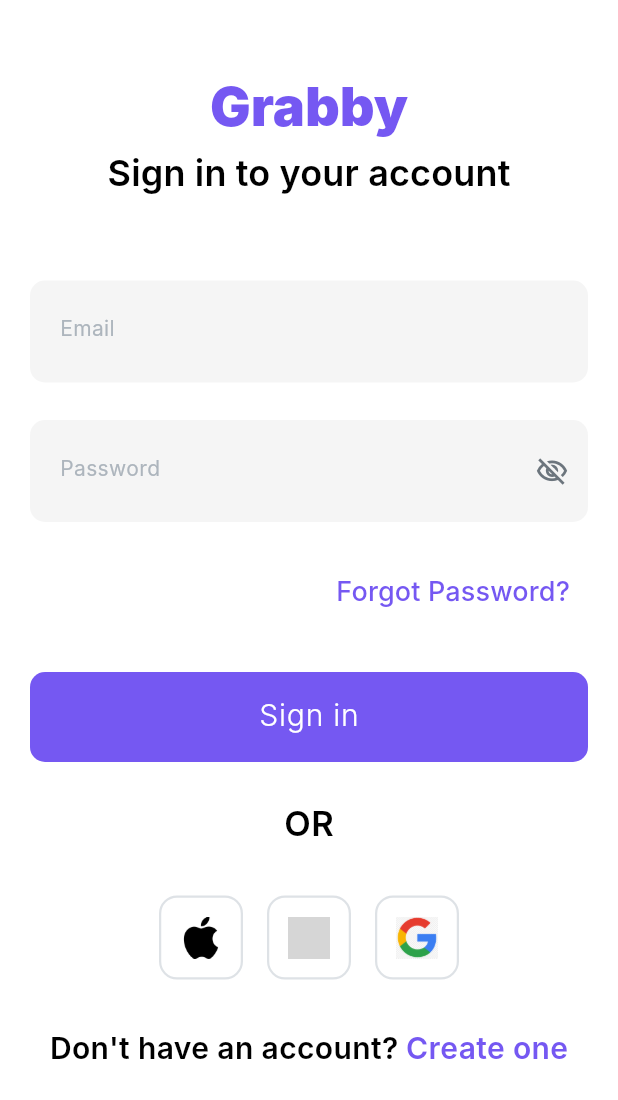
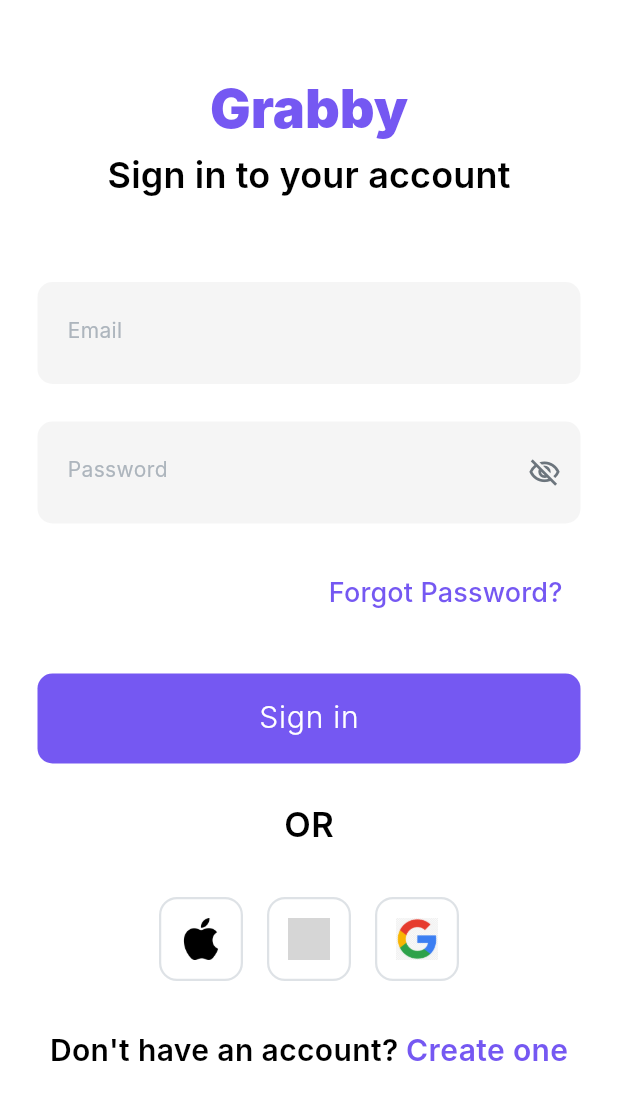
Before and after one commit to techusman-codes/Grabby, a Flutter app: the LoginScreen screen opened by its route, on a phone screen of 412 x 824 dp. Shown: the top 1100 px of the screen. Run offline on Flutter 3.47's test engine with Material 3 defaults, Android fonts, the light colour scheme and no system bars; our stand-ins replace geolocator, google_maps_flutter, permission_handler, shared_preferences; accounts and stored records are empty; Roboto replaces fonts that are missing (Inter); grey boxes are pictures that could not be loaded.

Commit message:
fix the textform field/main scerenn widget

```diff
--- a/lib/core/constant/app_images.dart
+++ b/lib/core/constant/app_images.dart
@@ -49,14 +49,15 @@
   static const String cat13 = 'assets/icons/cat13.png';
   static const String cat14 = 'assets/icons/cat14.png';
   static const String cat15 = 'assets/icons/cat15.png';
+  static const String cat16 = 'assets/icons/sport.png';
 
-  // Recommended imagess
+  // Product imagess
 
-  static const String rec1 = 'assets/icons/rect1.png';
-  static const String rec2 = 'assets/icons/rect3.png';
-  static const String rec3 = 'assets/icons/rect3.png';
-  static const String rec4 = 'assets/icons/rect4.png';
-  static const String rec5 = 'assets/icons/rect5.png';
-  static const String rec6 = 'assets/icons/rect6.png';
-  static const String rec7 = 'assets/icons/rect7.png';
+  static const String pro1 = 'assets/icons/rect1.png';
+  static const String pro2 = 'assets/icons/rect3.png';
+  static const String pro3 = 'assets/icons/rect3.png';
+  static const String pro4 = 'assets/icons/rect4.png';
+  static const String pro5 = 'assets/icons/rect5.png';
+  static const String pro6 = 'assets/icons/rect6.png';
+  static const String pro7 = 'assets/icons/rect7.png';
 }
--- a/lib/core/constant/app_string.dart
+++ b/lib/core/constant/app_string.dart
@@ -161,7 +161,7 @@
   static const String categoriesDecs6 = '519 Places';
   static const String categoriesText7 = 'Baby Products';
   static const String categoriesDecs7 = '519 Places';
-  static const String categoriesText8 = 'Sport Apparels';
+  static const String categoriesText8 = 'Sports';
   static const String categoriesDecs8 = '519 Places';
   static const String categoriesText9 = 'Food';
   static const String categoriesDecs9 = '519 Places';
@@ -169,26 +169,30 @@
   static const String categoriesDecs10 = '519 Places';
   static const String categoriesText11 = 'Computing';
   static const String categoriesDecs11 = '519 Places';
+  static const String categoriesText12 = 'Kitchen ware';
+  static const String categoriesDecs12 = '519 Places';
 
-  // Recommended Section
+  // Product Section
 
   static const String reccommendedText = 'Recomended';
-  static const String recText1 = 'Leriq Store';
-  static const String rectDes1 = 'Sony ps4 1tb Slim';
-  static const String recPrice1 = 'N185,500';
-  static const String recText2 = 'Chelse Gadgets';
-  static const String rectDes2 = 'Dell Alienware M15';
-  static const String recPrice2 = 'N1,320,000';
-  static const String recText3 = 'GL Accessories';
-  static const String rectDes3 = 'Romoss 20,000mah';
-  static const String recPrice3 = 'N12,500';
-  static const String recText4 = 'GL Accesories';
-  static const String rectDes4 = 'Samsung Galaxy A12';
-  static const String recPrice4 = 'N82, 490';
+  static const String proText1 = 'Leriq Store';
+  static const String proDes1 = 'Sony ps4 1tb Slim';
+  static const double proPrice1 = 85500;
+  static const String proText2 = 'Chelse Gadgets';
+  static const String proDes2 = 'Dell Alienware M15';
+  static const double proPrice2 = 1320000;
+  static const String proText3 = 'GL Accessories';
+  static const String proDes3 = 'Romoss 20,000mah';
+  static const double proPrice3 = 12500;
+  static const String proText4 = 'GL Accesories';
+  static const String protDes4 = 'Samsung Galaxy A12';
+  static const double proPrice4 = 82490;
 
   // Advert Text
   static const String adverText1 = 'LG 5.1 Ch.Home Theater ';
   static const String adverText2 = 'LG 5.1 Ch.Home Theater ';
   static const String adverText3 = 'LG 5.1 Ch.Home Theater ';
   static const String adverText5 = 'LG 5.1 Ch.Home Theater ';
+
+  // Restaurant Section
 }
--- a/lib/models/restaurant_model.dart
+++ b/lib/models/restaurant_model.dart
@@ -11,6 +11,7 @@
   final String? cuisineType;
   final int? deliveryTime; // in minutes
   final double? deliveryFee;
+  final double? paymentMethod;
 
   RestaurantModel({
     required this.id,
@@ -18,6 +19,7 @@
     required this.description,
     required this.image,
     required this.location,
+    required this.paymentMethod,
     this.rating = 0.0,
     this.reviewCount = 0,
     this.isOpen = true,
@@ -34,6 +36,7 @@
 
   factory RestaurantModel.fromJson(Map<String, dynamic> json) {
     return RestaurantModel(
+      paymentMethod: json['PaymentMethod'],
       id: json['id'] as String,
       name: json['name'] as String,
       description: json['description'] as String,
@@ -61,6 +64,7 @@
       'cuisineType': cuisineType,
       'deliveryTime': deliveryTime,
       'deliveryFee': deliveryFee,
+      'PaymentMethod': paymentMethod,
     };
   }
 }
--- a/lib/screens/auth/login_screen.dart
+++ b/lib/screens/auth/login_screen.dart
@@ -4,6 +4,7 @@
 import 'package:grabby_app/core/constant/app_images.dart';
 import 'package:grabby_app/core/constant/app_text_style.dart';
 import 'package:grabby_app/core/utils/validator.dart';
+import 'package:grabby_app/widgets/custom_text_field_login.dart';
 import 'package:grabby_app/services/storage_service.dart';
 
 import '../onboaring/widgets/social_login_button.dart';
@@ -113,7 +114,7 @@
       backgroundColor: Colors.white,
       body: SafeArea(
         child: SingleChildScrollView(
-          padding: const EdgeInsets.symmetric(horizontal: 20, vertical: 24),
+          padding: const EdgeInsets.all(25),
           child: Form(
             key: _formKey,
             child: Column(
@@ -134,7 +135,7 @@
                 const SizedBox(height: 60),
 
                 // Email field
-                _buildTextField(
+                CustomTextField(
                   controller: _emailController,
                   hintText: 'Email',
                   keyboardType: TextInputType.emailAddress,
@@ -144,7 +145,7 @@
                 const SizedBox(height: 25),
 
                 // Password field
-                _buildTextField(
+                CustomTextField(
                   controller: _passwordController,
 
                   isPassword: true,
@@ -311,70 +312,4 @@
       ),
     );
   }
-
-  // Build text field
-  Widget _buildTextField({
-    required TextEditingController controller,
-    required String hintText,
-    bool isPassword = false,
-    bool obscureText = false,
-    TextInputType keyboardType = TextInputType.text,
-    String? Function(String?)? validator,
-    Widget? suffixIcon,
-  }) {
-    return Column(
-      crossAxisAlignment: CrossAxisAlignment.start,
-      children: [
-        // Text Field
-        SizedBox(
-          width: double.infinity,
-          height: 68,
-          child: TextFormField(
-            controller: controller,
-            obscureText: obscureText,
-            keyboardType: keyboardType,
-            validator: validator,
-            style: TextStyle(
-              fontSize: 15,
-              color: AppColors.textPrimary,
-              height: 1.4,
-            ),
-            decoration: InputDecoration(
-              hintText: hintText,
-              filled: true,
-              fillColor: const Color(0xFFF5F5F5),
-
-              suffixIcon: suffixIcon,
-              border: OutlineInputBorder(
-                borderRadius: BorderRadius.circular(10),
-                borderSide: BorderSide.none,
-              ),
-              enabledBorder: OutlineInputBorder(
-                borderRadius: BorderRadius.circular(10),
-                borderSide: BorderSide.none,
-              ),
-              focusedBorder: OutlineInputBorder(
-                borderRadius: BorderRadius.circular(10),
-                borderSide: BorderSide(color: AppColors.textWhite, width: 1.5),
-              ),
-              errorBorder: OutlineInputBorder(
-                borderRadius: BorderRadius.circular(10),
-                borderSide: BorderSide(color: AppColors.error, width: 1.5),
-              ),
-              focusedErrorBorder: OutlineInputBorder(
-                borderRadius: BorderRadius.circular(10),
-                borderSide: BorderSide(color: AppColors.error, width: 1.5),
-              ),
-              contentPadding: const EdgeInsets.symmetric(
-                horizontal: 16,
-                vertical: 30,
-              ),
-              isDense: true,
-              alignLabelWithHint: true,
-            ),
-          ),
-        ),
-      ],
-    );
-  }
 }
--- /dev/null
+++ b/lib/widgets/custom_text_field_login.dart
@@ -0,0 +1,75 @@
+import 'package:flutter/material.dart';
+import '../core/constant/app_colors.dart';
+// import your AppColors file if it exists
+
+class CustomTextField extends StatelessWidget {
+  final TextEditingController controller;
+  final String hintText;
+  final bool isPassword;
+  final bool obscureText;
+  final TextInputType keyboardType;
+  final String? Function(String?)? validator;
+  final Widget? suffixIcon;
+
+  const CustomTextField({
+    super.key,
+    required this.controller,
+    required this.hintText,
+    this.isPassword = false,
+    this.obscureText = false,
+    this.keyboardType = TextInputType.text,
+    this.validator,
+    this.suffixIcon,
+  });
+
+  @override
+  Widget build(BuildContext context) {
+    return SizedBox(
+      width: double.infinity,
+      height: 68,
+      child: TextFormField(
+        controller: controller,
+        obscureText: obscureText,
+        keyboardType: keyboardType,
+        validator: validator,
+        style: TextStyle(
+          fontSize: 15,
+          color: AppColors.textPrimary,
+          height: 1.4,
+        ),
+        decoration: InputDecoration(
+          hintText: hintText,
+          filled: true,
+          fillColor: const Color(0xFFF5F5F5),
+          suffixIcon: suffixIcon,
+          border: OutlineInputBorder(
+            borderRadius: BorderRadius.circular(10),
+            borderSide: BorderSide.none,
+          ),
+          enabledBorder: OutlineInputBorder(
+            borderRadius: BorderRadius.circular(10),
+            borderSide: BorderSide.none,
+          ),
+          focusedBorder: OutlineInputBorder(
+            borderRadius: BorderRadius.circular(10),
+            borderSide: BorderSide(color: AppColors.textWhite, width: 1.5),
+          ),
+          errorBorder: OutlineInputBorder(
+            borderRadius: BorderRadius.circular(10),
+            borderSide: BorderSide(color: AppColors.error, width: 1.5),
+          ),
+          focusedErrorBorder: OutlineInputBorder(
+            borderRadius: BorderRadius.circular(10),
+            borderSide: BorderSide(color: AppColors.error, width: 1.5),
+          ),
+          contentPadding: const EdgeInsets.symmetric(
+            horizontal: 16,
+            vertical: 30,
+          ),
+          isDense: true,
+          alignLabelWithHint: true,
+        ),
+      ),
+    );
+  }
+}
--- a/lib/widgets/restaurant_card.dart
+++ b/lib/widgets/restaurant_card.dart
@@ -23,7 +23,7 @@
         width: 280,
         margin: const EdgeInsets.only(right: 16),
         decoration: BoxDecoration(
-          color: Colors.white,
+          color: Colors.red,
           borderRadius: BorderRadius.circular(12),
           boxShadow: [
             BoxShadow(
```
Also changed, not shown: lib/data/mock_data.dart (+146 -49 lines), lib/models/category_model.dart (+8 -5 lines), lib/screens/home/main_screen.dart (+45 -72 lines), lib/widgets/custom_app_bar.dart (added, +78 -0 lines), lib/widgets/custom_restaurant_section.dart (added, +22 -0 lines), lib/widgets/search_bar_widget.dart (+51 -38 lines), assets/icons/sport.png (added).
